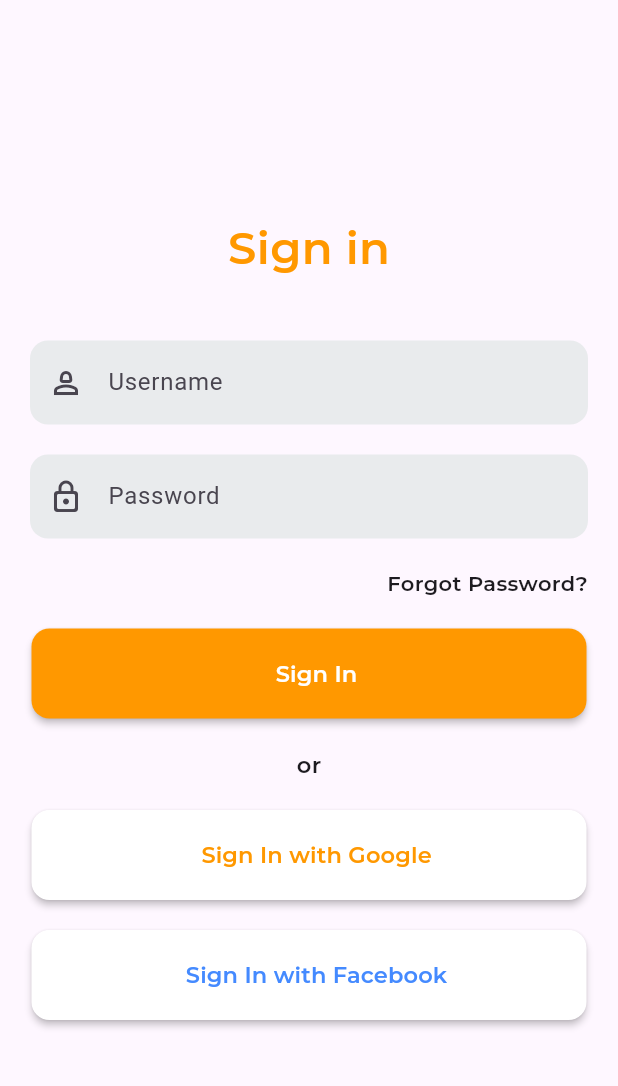
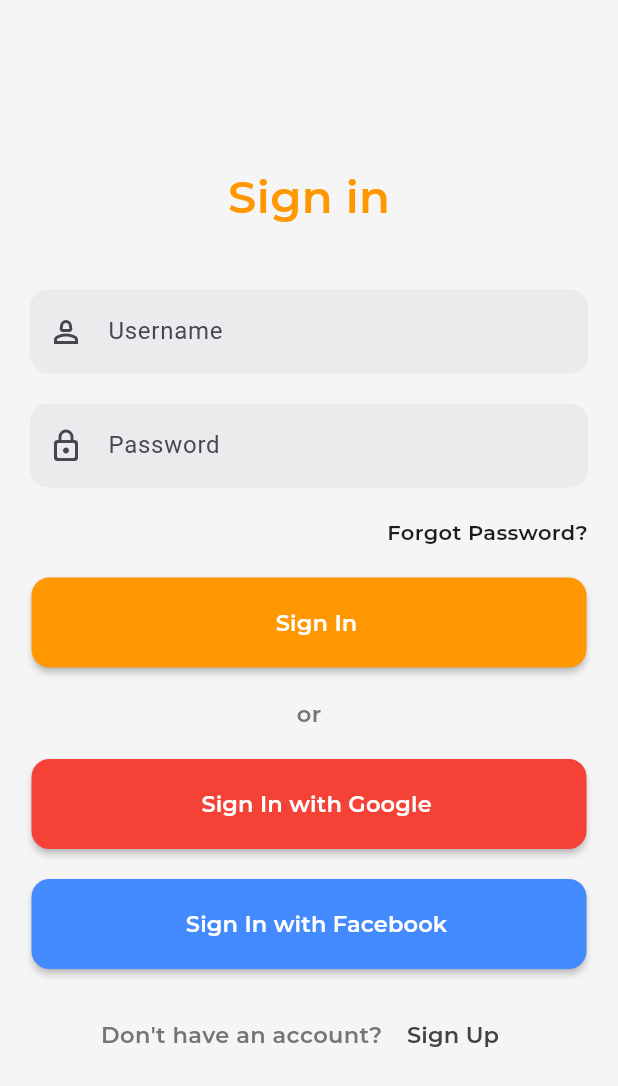
Before and after one commit to mo7ossam44/lahza_app, a Flutter app: the screen it shows after launch, after a tap on "Log in to my account", on a phone screen of 412 x 824 dp. Shown: the top 1086 px of the screen. Run offline on Flutter 3.47's test engine with Material 3 defaults, Android fonts, the phone set to English and light mode, and no system bars.

Commit message:
rafactor login page

```diff
--- a/lib/features/authentication/presentation/views/login_view.dart
+++ b/lib/features/authentication/presentation/views/login_view.dart
@@ -6,6 +6,9 @@
 
   @override
   Widget build(BuildContext context) {
-    return Scaffold(body: SafeArea(child: const LoginViewBody()));
+    return Scaffold(
+      backgroundColor: Color(0xffF5F5F5),
+      body: SafeArea(child: const LoginViewBody()),
+    );
   }
 }
--- a/lib/features/authentication/presentation/views/widgets/login_buttons_section.dart
+++ b/lib/features/authentication/presentation/views/widgets/login_buttons_section.dart
@@ -1,4 +1,3 @@
-
 import 'package:flutter/material.dart';
 import 'package:lahza/constants.dart';
 import 'package:lahza/features/splash/presentation/views/widgets/custom_button.dart';
@@ -18,20 +17,52 @@
           textColor: Colors.white,
         ),
         SizedBox(height: 20),
-        Text('or', style: TextStyle(fontFamily: kSecondrayFont, fontSize: 15)),
+        Text(
+          'or',
+          style: TextStyle(
+            fontFamily: kSecondrayFont,
+            fontSize: 15,
+            color: Colors.grey.shade600,
+          ),
+        ),
         SizedBox(height: 20),
         CustomButton(
           text: 'Sign In with Google',
-          color: Colors.white,
+          color: Colors.red,
           onPressed: () {},
-          textColor: Colors.orange,
+          textColor: Colors.white,
         ),
         SizedBox(height: 20),
         CustomButton(
           text: 'Sign In with Facebook',
-          color: Colors.white,
+          color: Colors.blueAccent,
           onPressed: () {},
-          textColor: Colors.blueAccent,
+          textColor: Colors.white,
+        ),
+        SizedBox(height: 20),
+        Row(
+          mainAxisAlignment: MainAxisAlignment.center,
+          children: [
+            Text(
+              "Don't have an account? ",
+              style: TextStyle(
+                fontSize: 15,
+                fontFamily: kSecondrayFont,
+                color: Colors.grey.shade600,
+              ),
+            ),
+            TextButton(
+              onPressed: () {},
+              child: Text(
+                "Sign Up",
+                style: TextStyle(
+                  fontSize: 15,
+                  fontFamily: kSecondrayFont,
+                  color: Colors.grey.shade800,
+                ),
+              ),
+            ),
+          ],
         ),
       ],
     );
```
